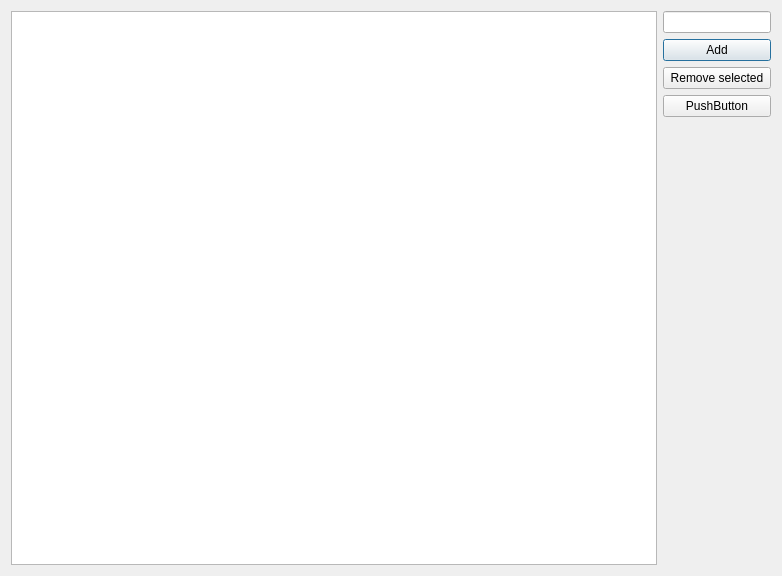
The window that src/frontend/qt_sdl/BreakPointView/BreakPointManagerDialog.ui (tera8m4/suikaDS) describes before a commit, drawn with Qt 5.
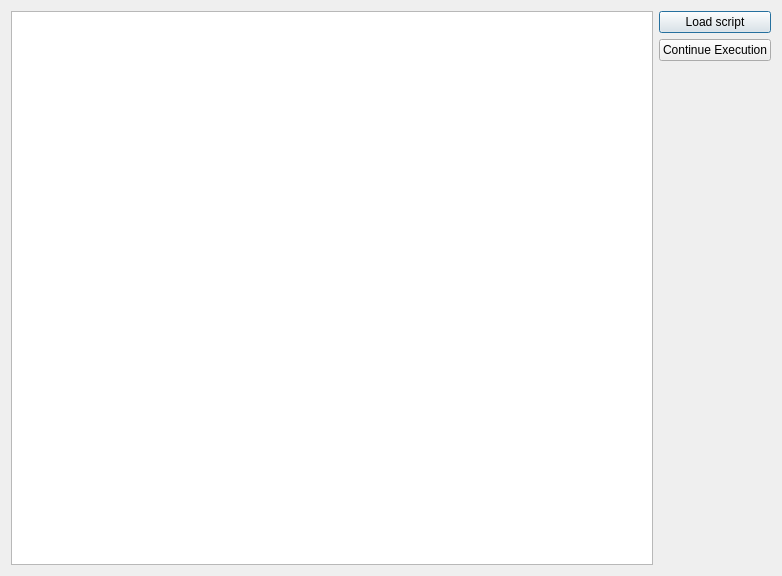
The same window after the commit.

```diff
--- a/src/frontend/qt_sdl/BreakPointView/BreakPointManagerDialog.ui
+++ b/src/frontend/qt_sdl/BreakPointView/BreakPointManagerDialog.ui
@@ -22,34 +22,17 @@
      <property name="sizeConstraint">
       <enum>QLayout::SetFixedSize</enum>
      </property>
-     <item>
-      <widget class="QLineEdit" name="breakPointAddr">
-       <property name="sizePolicy">
-        <sizepolicy hsizetype="Fixed" vsizetype="Fixed">
-         <horstretch>0</horstretch>
-         <verstretch>0</verstretch>
-        </sizepolicy>
-       </property>
-      </widget>
-     </item>
-     <item>
-      <widget class="QPushButton" name="addBreakButton">
-       <property name="text">
-        <string>Add</string>
-       </property>
-      </widget>
-     </item>
-     <item>
-      <widget class="QPushButton" name="removeSelectedButton">
-       <property name="text">
-        <string>Remove selected</string>
-       </property>
-      </widget>
-     </item>
      <item>
       <widget class="QPushButton" name="pushButton">
        <property name="text">
-        <string>PushButton</string>
+        <string>Load script</string>
+       </property>
+      </widget>
+     </item>
+     <item>
+      <widget class="QPushButton" name="ContinueButton">
+       <property name="text">
+        <string>Continue Execution</string>
        </property>
       </widget>
      </item>
```
